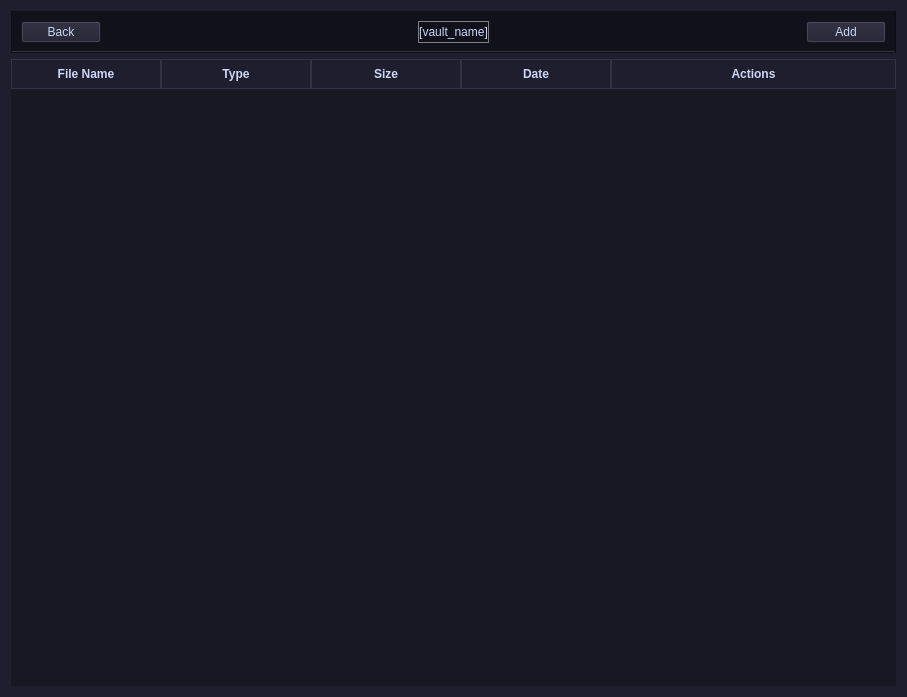
Ghospicer/SiriusVault, file SiriusVaultGUI/src/ui/vault_menu.ui: the form before one commit.
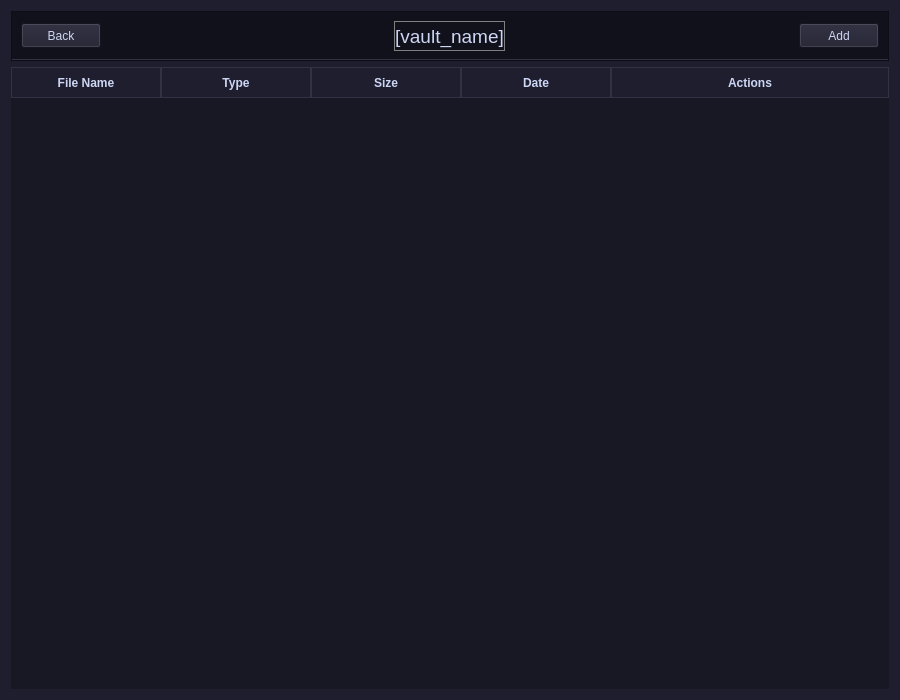
The form after the commit. Icons and pictures are not drawn.

The edit to the form file:
```diff
--- a/SiriusVaultGUI/src/ui/vault_menu.ui
+++ b/SiriusVaultGUI/src/ui/vault_menu.ui
@@ -6,8 +6,8 @@
    <rect>
     <x>0</x>
     <y>0</y>
-    <width>907</width>
-    <height>697</height>
+    <width>900</width>
+    <height>700</height>
    </rect>
   </property>
   <property name="acceptDrops">
@@ -50,6 +50,18 @@
      <layout class="QHBoxLayout" name="horizontalLayout">
       <item>
        <widget class="QPushButton" name="btn_vaultmenu_back">
+        <property name="minimumSize">
+         <size>
+          <width>0</width>
+          <height>25</height>
+         </size>
+        </property>
+        <property name="maximumSize">
+         <size>
+          <width>16777215</width>
+          <height>25</height>
+         </size>
+        </property>
         <property name="text">
          <string>Back</string>
         </property>
@@ -70,6 +82,23 @@
       </item>
       <item>
        <widget class="QLabel" name="lbl_vaultmenu_vaultName">
+        <property name="minimumSize">
+         <size>
+          <width>0</width>
+          <height>30</height>
+         </size>
+        </property>
+        <property name="maximumSize">
+         <size>
+          <width>16777215</width>
+          <height>30</height>
+         </size>
+        </property>
+        <property name="font">
+         <font>
+          <pointsize>14</pointsize>
+         </font>
+        </property>
         <property name="styleSheet">
          <string notr="true">QLabel {
 	border: 1px solid gray
@@ -98,6 +127,18 @@
       </item>
       <item>
        <widget class="QPushButton" name="btn_vaultmenu_add">
+        <property name="minimumSize">
+         <size>
+          <width>0</width>
+          <height>25</height>
+         </size>
+        </property>
+        <property name="maximumSize">
+         <size>
+          <width>16777215</width>
+          <height>25</height>
+         </size>
+        </property>
         <property name="text">
          <string>Add</string>
         </property>
@@ -108,6 +149,11 @@
    </item>
    <item>
     <widget class="QTableWidget" name="table_files">
+     <property name="font">
+      <font>
+       <pointsize>12</pointsize>
+      </font>
+     </property>
      <property name="styleSheet">
       <string notr="true">QTableWidget {
     background-color: #181825;
@@ -125,6 +171,28 @@
 QTableWidget::item:selected {
     background-color: #313244;
     color: #ffffff;
+    outline: none;
+}
+
+QTableCornerButton::section {
+    background-color: #1e1e2e;
+    border: none;
+    border-bottom: 2px solid #89b4fa;
+}
+
+QScrollBar:vertical {
+    border: none;
+    background: #181825;
+    width: 10px;
+    margin: 0px;
+}
+QScrollBar::handle:vertical {
+    background: #45475a;
+    min-height: 20px;
+    border-radius: 5px;
+}
+QScrollBar::add-line:vertical, QScrollBar::sub-line:vertical {
+    background: none;
 }</string>
      </property>
      <property name="editTriggers">
@@ -149,26 +217,56 @@
       <property name="text">
        <string>File Name</string>
       </property>
+      <property name="font">
+       <font>
+        <pointsize>10</pointsize>
+        <bold>true</bold>
+       </font>
+      </property>
      </column>
      <column>
       <property name="text">
        <string>Type</string>
       </property>
+      <property name="font">
+       <font>
+        <pointsize>10</pointsize>
+        <bold>true</bold>
+       </font>
+      </property>
      </column>
      <column>
       <property name="text">
        <string>Size</string>
       </property>
+      <property name="font">
+       <font>
+        <pointsize>10</pointsize>
+        <bold>true</bold>
+       </font>
+      </property>
      </column>
      <column>
       <property name="text">
        <string>Date</string>
       </property>
+      <property name="font">
+       <font>
+        <pointsize>10</pointsize>
+        <bold>true</bold>
+       </font>
+      </property>
      </column>
      <column>
       <property name="text">
        <string>Actions</string>
       </property>
+      <property name="font">
+       <font>
+        <pointsize>10</pointsize>
+        <bold>true</bold>
+       </font>
+      </property>
      </column>
     </widget>
    </item>
```
Left out of the diff: 5 changed lines with no effect on the pictures.
